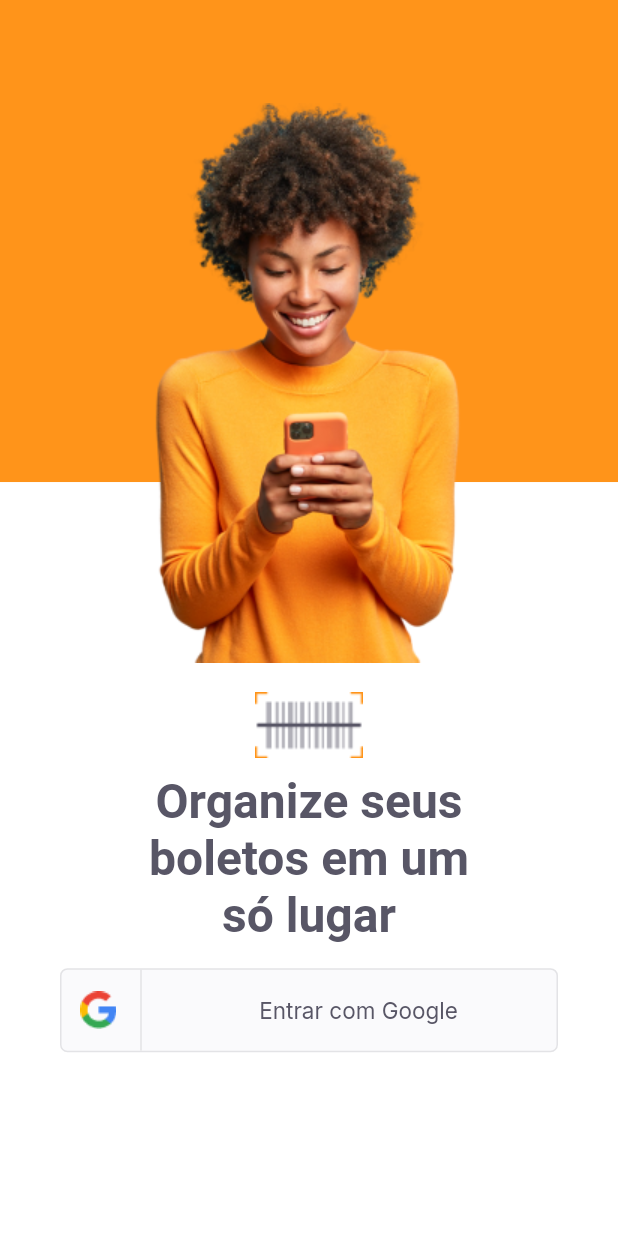
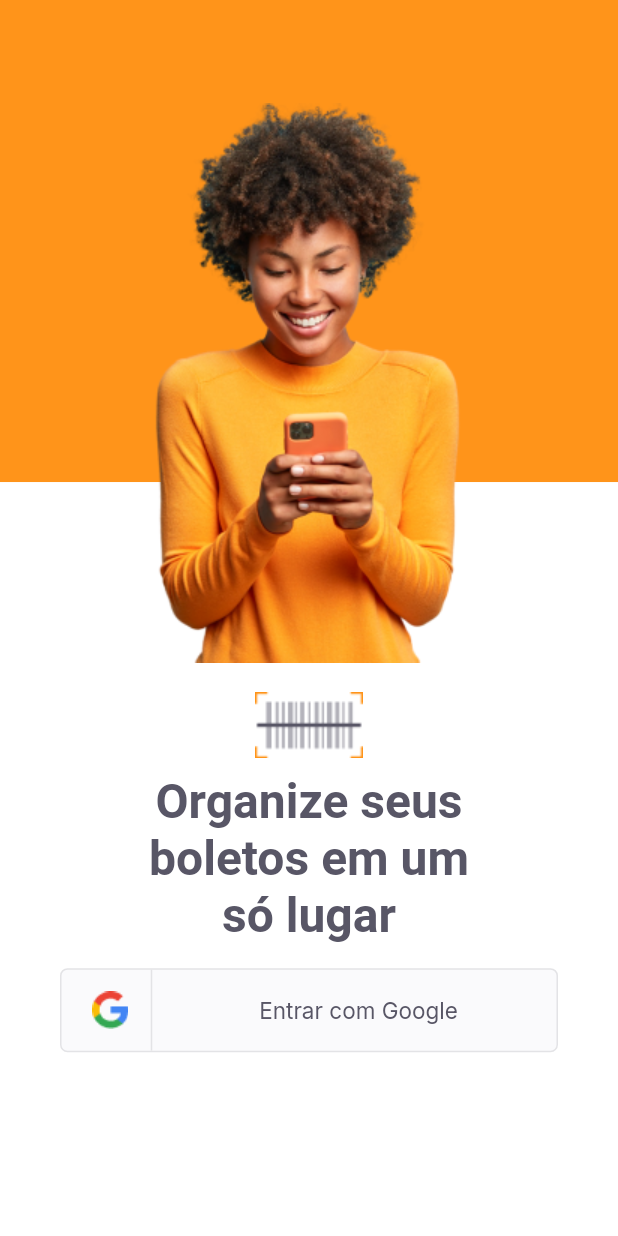
Before and after one commit to maycon26/PayFlow, a Flutter app: the screen it shows after launch, on a phone screen of 412 x 824 dp. Run offline on Flutter 3.47's test engine with Material 2 defaults, Android fonts, the phone set to English and light mode, and no system bars; our stand-ins replace camera, firebase_core, flutter_masked_text2, font_awesome_flutter, google_fonts, google_sign_in and 2 more; missing offline and left inert: google_ml_kit; accounts and stored records are empty.

Commit message:
Adjusts in social login button

```diff
--- a/lib/modules/login/login_page.dart
+++ b/lib/modules/login/login_page.dart
@@ -48,7 +48,7 @@ class _LoginPageState extends State<LoginPage> {
                 children: [
                   Center(child: Image.asset(AppImages.logomini)),
                   Padding(
-                    padding: const EdgeInsets.only(left: 70 , right: 70, top: 10), //18% de cada lado
+                    padding: const EdgeInsets.only(left: 60 , right: 60, top: 10), //18% de cada lado
                     child: Text(
                       "Organize seus\nboletos em um\nsó lugar",
                       style: AppTextStyles.titleHome,
--- a/lib/shared/widgets/social_login/social_login_button.dart
+++ b/lib/shared/widgets/social_login/social_login_button.dart
@@ -28,8 +28,10 @@ class SocialLoginButton extends StatelessWidget {
               child: Row(
                 mainAxisAlignment: MainAxisAlignment.center,
                 children: [
-                  Image.asset(AppImages.google),
-                  SizedBox(width: 16,),
+                  Container(
+                    width: 54,
+                    child: Center(child: Image.asset(AppImages.google)),
+                  ),
                   Container(
                     height: 56,
                     width: 1,
--- a/pubspec.yaml
+++ b/pubspec.yaml
@@ -33,7 +33,7 @@ dependencies:
   google_sign_in: ^5.0.4
   shared_preferences: ^2.0.6
   google_ml_kit: ^0.6.0
-  camera: ^0.8.1+3
+  camera: ^0.8.1+5
   image_picker: ^0.8.1+3
   font_awesome_flutter: ^9.1.0
   flutter_masked_text2: ^0.9.1
```
Also changed, not shown: pubspec.lock.
